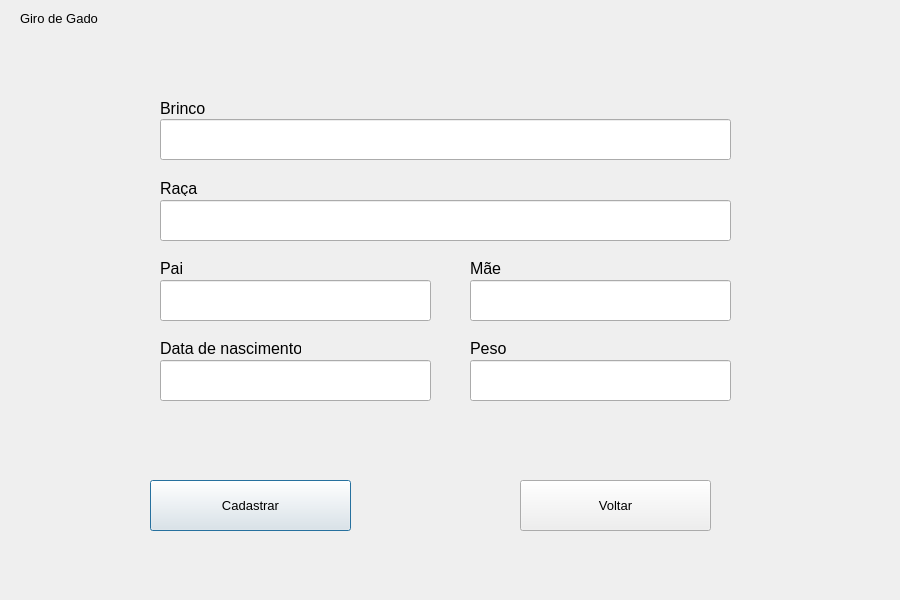
MaceGabriel/GiroDeGado, file views/cattlebirthscreen.ui: the form before one commit.
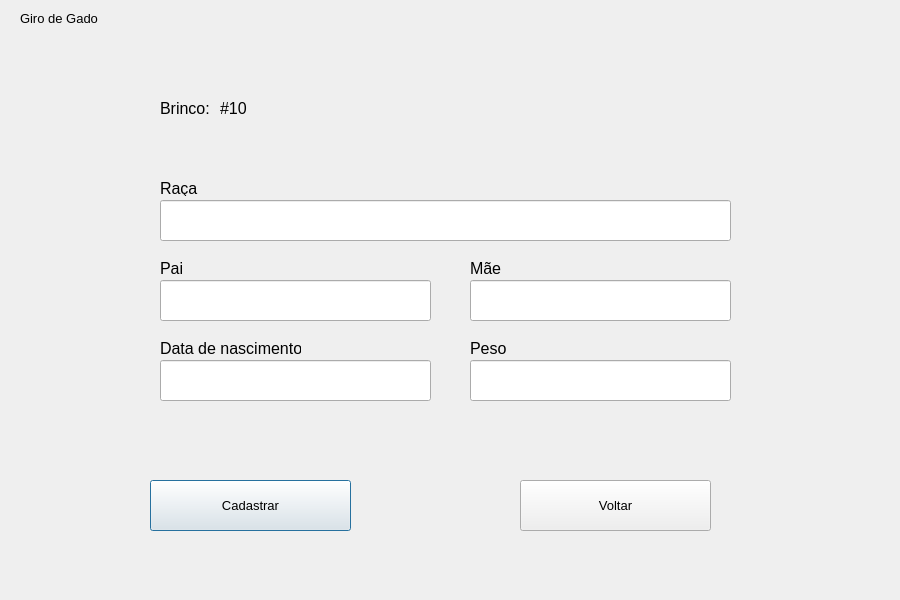
The form after the commit.

Commit message: brinco de gado automatico

```diff
--- a/views/cattlebirthscreen.ui
+++ b/views/cattlebirthscreen.ui
@@ -79,22 +79,7 @@
     </font>
    </property>
    <property name="text">
-    <string>Brinco</string>
-   </property>
-  </widget>
-  <widget class="QLineEdit" name="inputEarring">
-   <property name="geometry">
-    <rect>
-     <x>160</x>
-     <y>119</y>
-     <width>571</width>
-     <height>41</height>
-    </rect>
-   </property>
-   <property name="font">
-    <font>
-     <pointsize>12</pointsize>
-    </font>
+    <string>Brinco:</string>
    </property>
   </widget>
   <widget class="QLabel" name="labelTitle">
@@ -265,6 +250,24 @@
     <string>Voltar</string>
    </property>
   </widget>
+  <widget class="QLabel" name="labelCattleEarring">
+   <property name="geometry">
+    <rect>
+     <x>220</x>
+     <y>100</y>
+     <width>141</width>
+     <height>16</height>
+    </rect>
+   </property>
+   <property name="font">
+    <font>
+     <pointsize>12</pointsize>
+    </font>
+   </property>
+   <property name="text">
+    <string>#10</string>
+   </property>
+  </widget>
  </widget>
  <resources/>
  <connections/>
```
The commit also changes 2543 other files.
